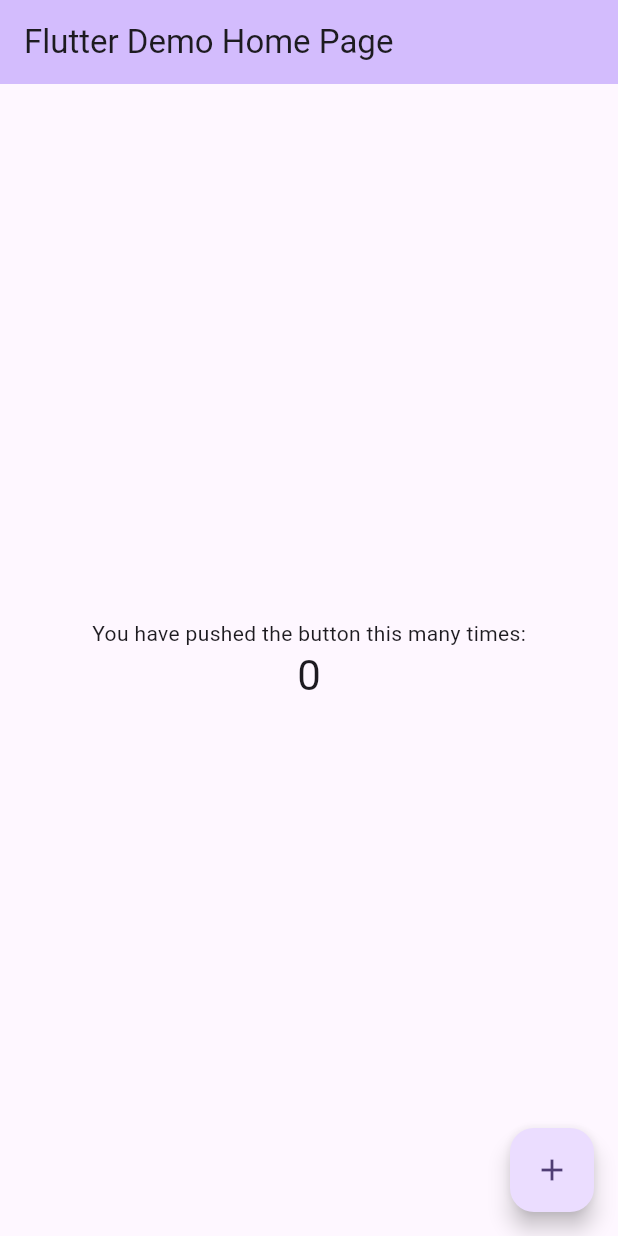
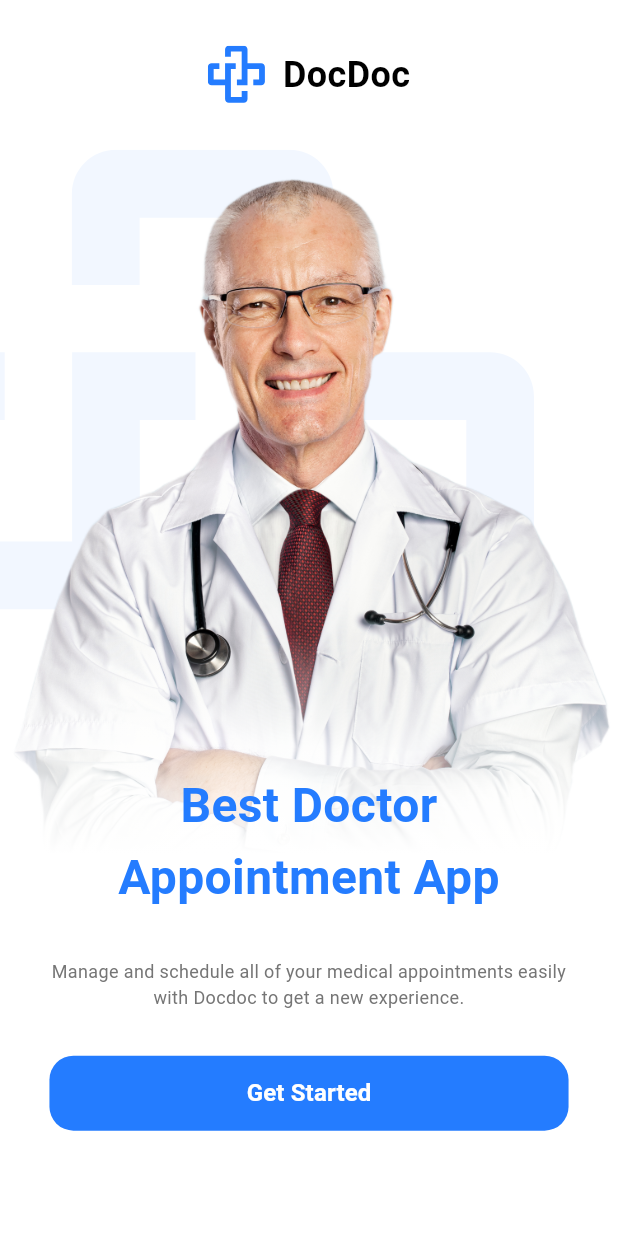
Before and after one commit to abosamra001/Doctor_Appointment, a Flutter app: the screen it shows after launch, on a phone screen of 412 x 824 dp. Run offline on Flutter 3.47's test engine with Material 3 defaults, Android fonts, the phone set to English and light mode, and no system bars; our stand-ins replace flutter_screenutil, flutter_svg.

Commit message:
onboarding
- added images & svg pictures folders
- added flutter_svg , flutter_screenutil packages
- added navigation router and routes file
- added extension for routing
- added colors and text styles
- added simple home screen
- adde onboarding screen

```diff
--- /dev/null
+++ b/lib/core/helpers/extensions.dart
@@ -0,0 +1,17 @@
+import 'package:flutter/material.dart';
+
+extension Navigation on BuildContext {
+  Future<dynamic> pushNamed(String routeName, {Object? arg}) {
+    return Navigator.of(this).pushNamed(routeName, arguments: arg);
+  }
+
+  Future<dynamic> pushaReplacementNamed(String routeName, {Object? arg}) {
+    return Navigator.of(this).pushReplacementNamed(routeName, arguments: arg);
+  }
+
+  Future<dynamic> pushAndRemoveUntil(String routeName, RoutePredicate predicate, {Object? arg}) {
+    return Navigator.of(this).pushNamedAndRemoveUntil(routeName, predicate, arguments: arg);
+  }
+
+  void pop() => Navigator.of(this).pop();
+}
--- /dev/null
+++ b/lib/core/routing/app_router.dart
@@ -0,0 +1,19 @@
+import 'package:advanced2/core/routing/routes.dart';
+import 'package:advanced2/features/login/ui/screens/home_screen.dart';
+import 'package:advanced2/features/onboarding/onboarding_screen.dart';
+import 'package:flutter/material.dart';
+
+class AppRouter {
+  Route generateRoute(RouteSettings routeSettings) {
+    switch (routeSettings.name) {
+      case Routes.onBoardingScreen:
+        return MaterialPageRoute(builder: (context) => OnboardingScreen());
+      case Routes.homeScreen:
+        return MaterialPageRoute(builder: (context) => HomeScreen());
+      default:
+        return MaterialPageRoute(
+          builder: (context) => Scaffold(body: Center(child: Text("No page route for ${routeSettings.name}"))),
+        );
+    }
+  }
+}
--- /dev/null
+++ b/lib/core/routing/routes.dart
@@ -0,0 +1,4 @@
+class Routes {
+  static const String onBoardingScreen = "/onBoardingScreen";
+  static const String homeScreen = "/homeScreen";
+}
--- /dev/null
+++ b/lib/core/theme/colors.dart
@@ -0,0 +1,6 @@
+import 'package:flutter/material.dart';
+
+class ColorManager {
+  static const Color primaryBlue = Color(0xff247CFF);
+  static const Color gray = Color(0xff757575);
+}
--- /dev/null
+++ b/lib/core/theme/styles.dart
@@ -0,0 +1,12 @@
+import 'package:advanced2/core/theme/colors.dart';
+import 'package:flutter/material.dart';
+
+abstract class TextStyles {
+  static TextStyle get font24Black700Weight =>
+      TextStyle(fontSize: 24, fontWeight: FontWeight.w700, color: Colors.black);
+  static TextStyle get fonst32BlueBold =>
+      TextStyle(fontSize: 32, fontWeight: FontWeight.bold, color: ColorManager.primaryBlue);
+  static TextStyle get font12GrayReqular =>
+      TextStyle(fontSize: 12, fontWeight: FontWeight.w400, color: ColorManager.gray);
+  static TextStyle get font16GrayReqular => TextStyle(fontSize: 16, fontWeight: FontWeight.w600, color: Colors.white);
+}
--- /dev/null
+++ b/lib/docdoc_app.dart
@@ -0,0 +1,25 @@
+import 'package:advanced2/core/routing/app_router.dart';
+import 'package:advanced2/core/routing/routes.dart';
+import 'package:advanced2/core/theme/colors.dart';
+import 'package:flutter/material.dart';
+import 'package:flutter_screenutil/flutter_screenutil.dart';
+
+class DocDocApp extends StatelessWidget {
+  final AppRouter appRouter;
+  const DocDocApp({super.key, required this.appRouter});
+
+  @override
+  Widget build(BuildContext context) {
+    return ScreenUtilInit(
+      designSize: const Size(375, 812),
+      minTextAdapt: true,
+      child: MaterialApp(
+        debugShowCheckedModeBanner: false,
+        title: 'DocDoc',
+        theme: ThemeData(primaryColor: ColorManager.primaryBlue, scaffoldBackgroundColor: Colors.white),
+        initialRoute: Routes.onBoardingScreen,
+        onGenerateRoute: appRouter.generateRoute,
+      ),
+    );
+  }
+}
--- /dev/null
+++ b/lib/features/login/ui/screens/home_screen.dart
@@ -0,0 +1,13 @@
+import 'package:flutter/material.dart';
+
+class HomeScreen extends StatelessWidget {
+  const HomeScreen({super.key});
+
+  @override
+  Widget build(BuildContext context) {
+    return Scaffold(
+      appBar: AppBar(),
+      body: Center(child: Text("Home Screen")),
+    );
+  }
+}
--- /dev/null
+++ b/lib/features/onboarding/onboarding_screen.dart
@@ -0,0 +1,44 @@
+import 'package:advanced2/core/theme/styles.dart';
+import 'package:advanced2/features/onboarding/widgets/docdoc_logo_and_name.dart';
+import 'package:advanced2/features/onboarding/widgets/doctor_image_and_text.dart';
+import 'package:advanced2/features/onboarding/widgets/get_started_button.dart';
+import 'package:flutter/material.dart';
+import 'package:flutter_screenutil/flutter_screenutil.dart';
+
+class OnboardingScreen extends StatelessWidget {
+  const OnboardingScreen({super.key});
+
+  @override
+  Widget build(BuildContext context) {
+    return Scaffold(
+      body: SafeArea(
+        child: SingleChildScrollView(
+          child: Padding(
+            padding: EdgeInsets.only(top: 30.h, bottom: 30.h),
+            child: Column(
+              children: [
+                DocDocLogoAndName(),
+                SizedBox(height: 30.h),
+                DoctorImageAndText(),
+                Padding(
+                  padding: EdgeInsets.symmetric(horizontal: 30.w),
+                  child: Column(
+                    children: [
+                      Text(
+                        'Manage and schedule all of your medical appointments easily with Docdoc to get a new experience.',
+                        textAlign: TextAlign.center,
+                        style: TextStyles.font12GrayReqular,
+                      ),
+                      SizedBox(height: 30.h),
+                      GetStartedButton(),
+                    ],
+                  ),
+                ),
+              ],
+            ),
+          ),
+        ),
+      ),
+    );
+  }
+}
--- /dev/null
+++ b/lib/features/onboarding/widgets/docdoc_logo_and_name.dart
@@ -0,0 +1,20 @@
+import 'package:advanced2/core/theme/styles.dart';
+import 'package:flutter/material.dart';
+import 'package:flutter_screenutil/flutter_screenutil.dart';
+import 'package:flutter_svg/svg.dart';
+
+class DocDocLogoAndName extends StatelessWidget {
+  const DocDocLogoAndName({super.key});
+
+  @override
+  Widget build(BuildContext context) {
+    return Row(
+      mainAxisAlignment: MainAxisAlignment.center,
+      children: [
+        SvgPicture.asset('assets/svgs/docdoc_logo.svg'),
+        SizedBox(width: 10.w),
+        Text('DocDoc', style: TextStyles.font24Black700Weight),
+      ],
+    );
+  }
+}
--- /dev/null
+++ b/lib/features/onboarding/widgets/doctor_image_and_text.dart
@@ -0,0 +1,37 @@
+import 'package:advanced2/core/theme/styles.dart';
+import 'package:flutter/material.dart';
+import 'package:flutter_svg/flutter_svg.dart';
+
+class DoctorImageAndText extends StatelessWidget {
+  const DoctorImageAndText({super.key});
+
+  @override
+  Widget build(BuildContext context) {
+    return Stack(
+      children: [
+        SvgPicture.asset('assets/svgs/docdoc_logo_with_opacity.svg'),
+        Container(
+          foregroundDecoration: BoxDecoration(
+            gradient: LinearGradient(
+              colors: [Colors.white, Colors.white.withAlpha(0)],
+              begin: Alignment.bottomCenter,
+              end: Alignment.topCenter,
+              stops: [0.13, 0.4],
+            ),
+          ),
+          child: Image.asset('assets/images/onboarding_doctor.png'),
+        ),
+        Positioned(
+          bottom: 30,
+          right: 0,
+          left: 0,
+          child: Text(
+            'Best Doctor\nAppointment App',
+            textAlign: TextAlign.center,
+            style: TextStyles.fonst32BlueBold.copyWith(height: 1.5),
+          ),
+        ),
+      ],
+    );
+  }
+}
--- /dev/null
+++ b/lib/features/onboarding/widgets/get_started_button.dart
@@ -0,0 +1,23 @@
+import 'package:advanced2/core/helpers/extensions.dart';
+import 'package:advanced2/core/routing/routes.dart';
+import 'package:advanced2/core/theme/colors.dart';
+import 'package:advanced2/core/theme/styles.dart';
+import 'package:flutter/material.dart';
+
+class GetStartedButton extends StatelessWidget {
+  const GetStartedButton({super.key});
+
+  @override
+  Widget build(BuildContext context) {
+    return TextButton(
+      onPressed: () => context.pushNamed(Routes.homeScreen),
+      style: ButtonStyle(
+        backgroundColor: WidgetStatePropertyAll(ColorManager.primaryBlue),
+        minimumSize: WidgetStatePropertyAll(const Size(double.infinity, 50)),
+        tapTargetSize: MaterialTapTargetSize.shrinkWrap,
+        shape: WidgetStatePropertyAll(RoundedRectangleBorder(borderRadius: BorderRadius.circular(16))),
+      ),
+      child: Text('Get Started', style: TextStyles.font16GrayReqular),
+    );
+  }
+}
--- a/lib/main.dart
+++ b/lib/main.dart
@@ -1,118 +1,7 @@
+import 'package:advanced2/core/routing/app_router.dart';
 import 'package:flutter/material.dart';
+import 'package:advanced2/docdoc_app.dart';
 
-void main() {
-  runApp(const MyApp());
+void main() async {
+  runApp(DocDocApp(appRouter: AppRouter()));
 }
-
-class MyApp extends StatelessWidget {
-  const MyApp({super.key});
-
-  @override
-  Widget build(BuildContext context) {
-    return MaterialApp(
-      title: 'Flutter Demo',
-      theme: ThemeData(
-        // This is the theme of your application.
-        //
-        // TRY THIS: Try running your application with "flutter run". You'll see
-        // the application has a purple toolbar. Then, without quitting the app,
-        // try changing the seedColor in the colorScheme below to Colors.green
-        // and then invoke "hot reload" (save your changes or press the "hot
-        // reload" button in a Flutter-supported IDE, or press "r" if you used
-        // the command line to start the app).
-        //
-        // Notice that the counter didn't reset back to zero; the application
-        // state is not lost during the reload. To reset the state, use hot
-        // restart instead.
-        //
-        // This works for code too, not just values: Most code changes can be
-        // tested with just a hot reload.
-        colorScheme: .fromSeed(seedColor: Colors.deepPurple),
-      ),
-      home: const MyHomePage(title: 'Flutter Demo Home Page'),
-    );
-  }
-}
-
-class MyHomePage extends StatefulWidget {
-  const MyHomePage({super.key, required this.title});
-
-  // This widget is the home page of your application. It is stateful, meaning
-  // that it has a State object (defined below) that contains fields that affect
-  // how it looks.
-
-  // This class is the configuration for the state. It holds the values (in this
-  // case the title) provided by the parent (in this case the App widget) and
-  // used by the build method of the State. Fields in a Widget subclass are
-  // always marked "final".
-
-  final String title;
-
-  @override
-  State<MyHomePage> createState() => _MyHomePageState();
-}
-
-class _MyHomePageState extends State<MyHomePage> {
-  int _counter = 0;
-
-  void _incrementCounter() {
-    setState(() {
-      // This call to setState tells the Flutter framework that something has
-      // changed in this State, which causes it to rerun the build method below
-      // so that the display can reflect the updated values. If we changed
-      // _counter without calling setState(), then the build method would not be
-      // called again, and so nothing would appear to happen.
-      _counter++;
-    });
-  }
-
-  @override
-  Widget build(BuildContext context) {
-    // This method is rerun every time setState is called, for instance as done
-    // by the _incrementCounter method above.
-    //
-    // The Flutter framework has been optimized to make rerunning build methods
-    // fast, so that you can just rebuild anything that needs updating rather
-    // than having to individually change instances of widgets.
-    return Scaffold(
-      appBar: AppBar(
-        // TRY THIS: Try changing the color here to a specific color (to
-        // Colors.amber, perhaps?) and trigger a hot reload to see the AppBar
-        // change color while the other colors stay the same.
-        backgroundColor: Theme.of(context).colorScheme.inversePrimary,
-        // Here we take the value from the MyHomePage object that was created by
-        // the App.build method, and use it to set our appbar title.
-        title: Text(widget.title),
-      ),
-      body: Center(
-        // Center is a layout widget. It takes a single child and positions it
-        // in the middle of the parent.
-        child: Column(
-          // Column is also a layout widget. It takes a list of children and
-          // arranges them vertically. By default, it sizes itself to fit its
-          // children horizontally, and tries to be as tall as its parent.
-          //
-          // Column has various properties to control how it sizes itself and
-          // how it positions its children. Here we use mainAxisAlignment to
-          // center the children vertically; the main axis here is the vertical
-          // axis because Columns are vertical (the cross axis would be
-          // horizontal).
-          //
-          // TRY THIS: Invoke "debug painting" (choose the "Toggle Debug Paint"
-          // action in the IDE, or press "p" in the console), to see the
-          // wireframe for each widget.
-          mainAxisAlignment: .center,
-          children: [
-            const Text('You have pushed the button this many times:'),
-            Text('$_counter', style: Theme.of(context).textTheme.headlineMedium),
-          ],
-        ),
-      ),
-      floatingActionButton: FloatingActionButton(
-        onPressed: _incrementCounter,
-        tooltip: 'Increment',
-        child: const Icon(Icons.add),
-      ),
-    );
-  }
-}
```
Also changed, not shown: pubspec.yaml (+10 -7 lines), assets/images/onboarding_doctor.png (added), assets/svgs/docdoc_logo.svg (added), assets/svgs/docdoc_logo_with_opacity.svg (added), pubspec.lock, 2 other files.
